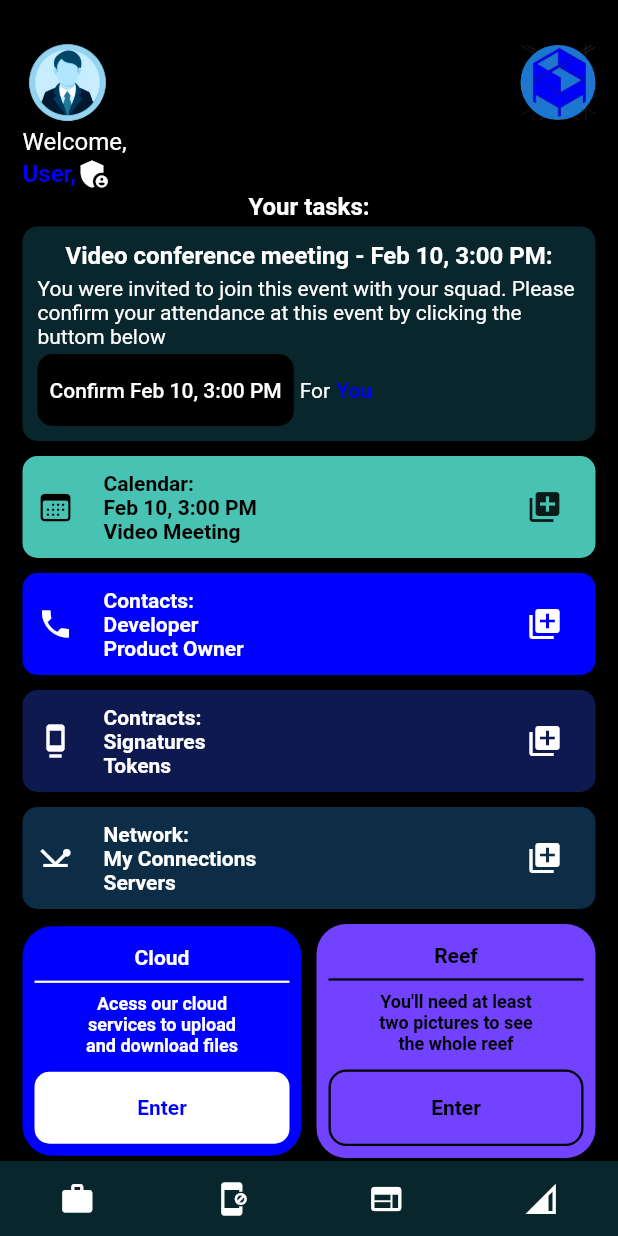
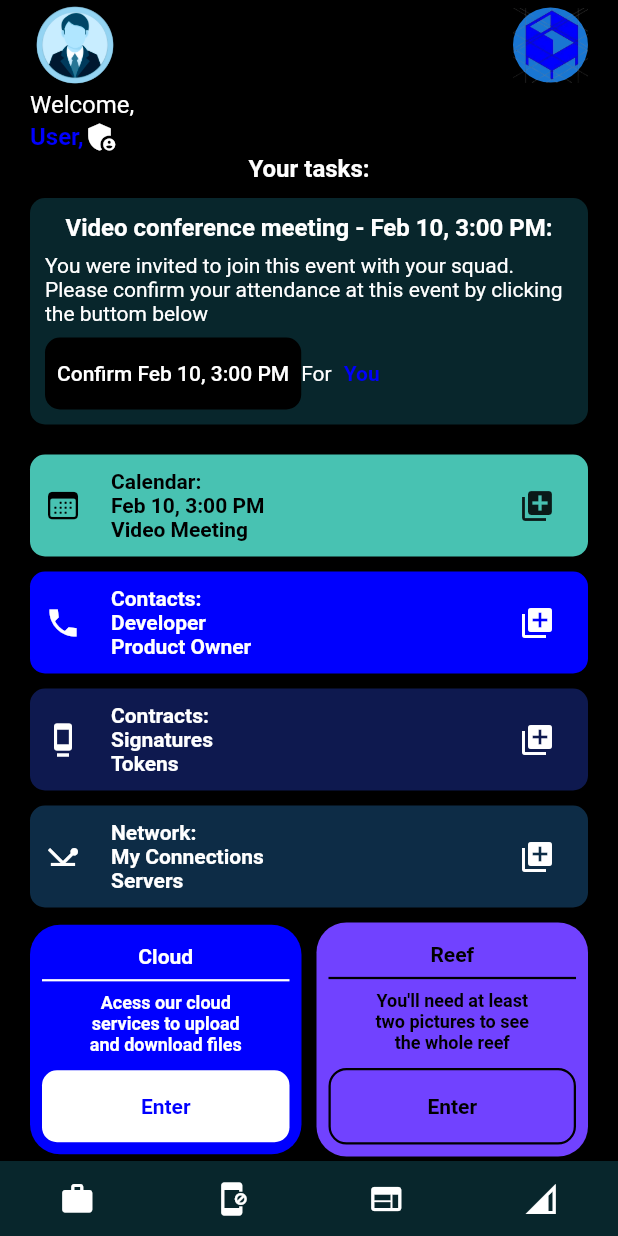
Before and after one commit to pinto-marcelo/My-Flutter-Pages, a Flutter app: the HomePageDark screen opened directly, on a phone screen of 412 x 824 dp. Run offline on Flutter 3.47's test engine with Material 2 defaults, Android fonts, the light colour scheme and no system bars; Roboto replaces fonts that are missing (Deca).

Commit message:
refatorando paddings 1 a 5 hp-dark

```diff
--- a/lib/homepagedark.dart
+++ b/lib/homepagedark.dart
@@ -13,13 +13,12 @@ class HomePageDark extends StatelessWidget {
       backgroundColor: Colors.black,
       body: SingleChildScrollView(
         child: Padding(
-          padding: const EdgeInsets.fromLTRB(5, 0, 5, 0),
+          padding: const EdgeInsets.symmetric(horizontal: 20),
           child: Column(
+            mainAxisAlignment: MainAxisAlignment.spaceBetween,
             children: [
               Container(
                 color: Colors.black,
-                child: Padding(
-                  padding: const EdgeInsets.fromLTRB(10, 25, 10, 0),
                 child: Column(
                   crossAxisAlignment: CrossAxisAlignment.stretch,
                   mainAxisAlignment: MainAxisAlignment.start,
@@ -67,8 +66,7 @@ class HomePageDark extends StatelessWidget {
                       textAlign: TextAlign.center,
                     ),
                     const Padding(
-                        padding: EdgeInsets.fromLTRB(0, 2, 0, 2),
-                      ),
+                        padding: EdgeInsets.symmetric(vertical: 5)), //padding 1
                     Container(
                       padding: const EdgeInsets.all(10),
                       decoration: BoxDecoration(
@@ -85,7 +83,8 @@ class HomePageDark extends StatelessWidget {
                                 fontWeight: FontWeight.bold),
                           ),
                           const Padding(
-                              padding: EdgeInsets.fromLTRB(0, 2, 0, 2),
+                            padding:
+                                EdgeInsets.symmetric(vertical: 4), //padding 2
                           ),
                           const Text(
                             "You were invited to join this event with your squad. Please confirm your attendance at this event by clicking the buttom below",
@@ -96,9 +95,11 @@ class HomePageDark extends StatelessWidget {
                             ),
                           ),
                           const Padding(
-                              padding: EdgeInsets.fromLTRB(0, 2, 0, 2),
+                            padding:
+                                EdgeInsets.symmetric(vertical: 4), //padding 3,
                           ),
                           Row(
+                            mainAxisAlignment: MainAxisAlignment.start,
                             children: <Widget>[
                               Container(
                                 decoration: BoxDecoration(
@@ -115,16 +116,13 @@ class HomePageDark extends StatelessWidget {
                                   ),
                                 ),
                               ),
-                                const Padding(
-                                  padding: EdgeInsets.fromLTRB(2, 0, 2, 0),
-                                ),
                               const Text(
                                 "For",
                                 style: TextStyle(color: Colors.white),
                               ),
                               const Padding(
-                                  padding: EdgeInsets.fromLTRB(2, 0, 2, 0),
-                                ),
+                                  padding: EdgeInsets.symmetric(
+                                      horizontal: 4)), //padding 4
                               const Text(
                                 "You",
                                 style: TextStyle(
@@ -138,7 +136,7 @@ class HomePageDark extends StatelessWidget {
                       ),
                     ),
                     const Padding(
-                        padding: EdgeInsets.fromLTRB(0, 5, 0, 5),
+                      padding: EdgeInsets.symmetric(vertical: 10), //padding 5,
                     ),
                     Container(
                       padding: const EdgeInsets.all(10),
@@ -416,13 +414,12 @@ class HomePageDark extends StatelessWidget {
                                     ),
                                   ),
                                   Padding(
-                                      padding: const EdgeInsets.fromLTRB(
-                                          0, 10, 0, 0),
+                                    padding:
+                                        const EdgeInsets.fromLTRB(0, 10, 0, 0),
                                     //button container:
 
                                     child: Container(
-                                        width:
-                                            MediaQuery.of(context).size.width,
+                                      width: MediaQuery.of(context).size.width,
                                       decoration: BoxDecoration(
                                           borderRadius:
                                               BorderRadius.circular(10),
@@ -480,16 +477,14 @@ class HomePageDark extends StatelessWidget {
                                         fontSize: 12),
                                   ),
                                   Padding(
-                                      padding: const EdgeInsets.fromLTRB(
-                                          0, 10, 0, 0),
+                                    padding:
+                                        const EdgeInsets.fromLTRB(0, 10, 0, 0),
                                     child: Container(
-                                        width:
-                                            MediaQuery.of(context).size.width,
+                                      width: MediaQuery.of(context).size.width,
                                       decoration: BoxDecoration(
                                         border: Border.all(
                                             color: Colors.black, width: 1.5),
-                                          borderRadius:
-                                              BorderRadius.circular(12),
+                                        borderRadius: BorderRadius.circular(12),
                                         color: const Color(0xFF7142FF),
                                       ),
                                       child: TextButton(
@@ -576,7 +571,6 @@ class HomePageDark extends StatelessWidget {
                   ],
                 ),
               ),
-              ),
               const Padding(
                 padding: EdgeInsets.symmetric(vertical: 10),
               ),
```
Lines whose indentation alone changed are shown as unchanged.
